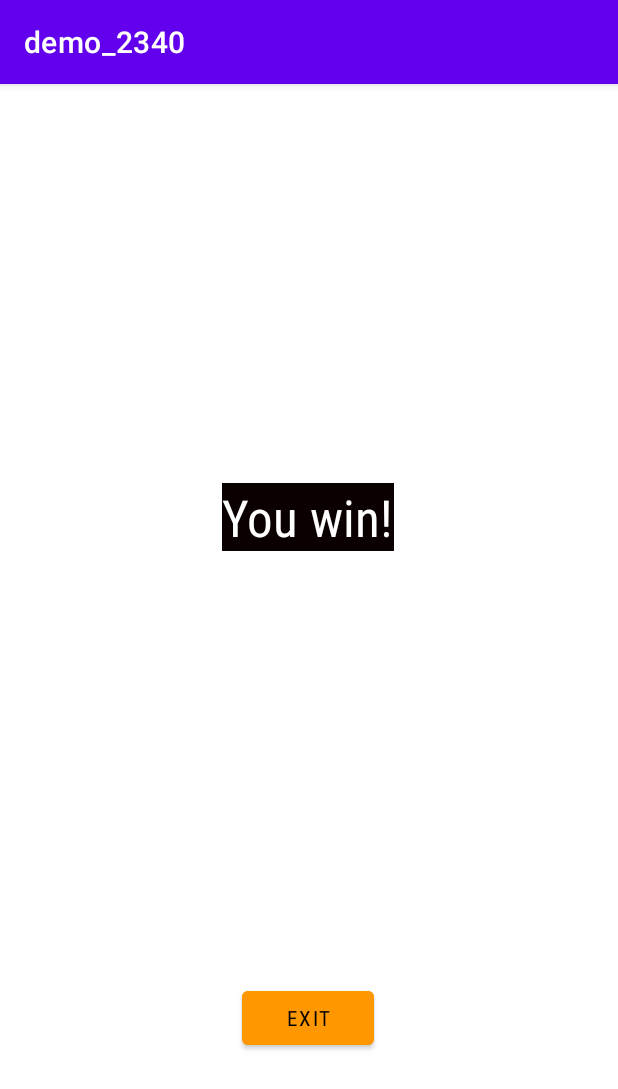
After one commit to CS-2340-Instructional-Team/android-lecture-activity, an Android app: the GameWinActivity screen opened directly, with no data from a screen before it, on a phone screen of 412 x 824 dp. The commit adds this screen. Shown: the top 1089 px of the screen. Run offline under Robolectric (Android 15) with nearby library versions, the phone set to English and light mode, and no system bars.

Commit message:
Basic win screen added

```diff
--- a/app/src/main/AndroidManifest.xml
+++ b/app/src/main/AndroidManifest.xml
@@ -20,6 +20,8 @@
         <activity
             android:name=".GameActivity"
             android:exported="false" />
+        <activity android:name=".GameWinActivity"
+            android:exported="false" />
 
     </application>
 
--- a/app/src/main/java/com/example/demo_2340/GameActivity.java
+++ b/app/src/main/java/com/example/demo_2340/GameActivity.java
@@ -1,6 +1,8 @@
 package com.example.demo_2340;
+import android.content.Intent;
 import android.graphics.RectF;
 import android.os.Bundle;
+import android.util.Log;
 import android.view.KeyEvent;
 import android.widget.RelativeLayout;
 import android.widget.TextView;
@@ -34,7 +36,6 @@ public class GameActivity extends AppCompatActivity {
     protected void onCreate(Bundle savedInstanceState) {
         super.onCreate(savedInstanceState);
         setContentView(R.layout.activity_game);
-
         gameLayout = findViewById(R.id.gameLayout);
         dotCountTextView = findViewById(R.id.dotCountTextView);
         screenWidth = getResources().getDisplayMetrics().widthPixels;
@@ -113,20 +114,16 @@ public class GameActivity extends AppCompatActivity {
         }
     }
 
+    // Maintains 20 dots on screen
     private void respawnDotsIfNeeded() {
-        int visibleDotCount = 0;
-        for (Dot dot : dots) {
-            if (dot.isVisible()) {
-                visibleDotCount++;
-            }
-        }
-
+        int visibleDotCount = dots.size();
         int dotsToRespawn = MAX_DOTS - visibleDotCount;
         for (int i = 0; i < dotsToRespawn; i++) {
             respawnDot();
         }
     }
 
+    // Recreates the dots. Respawn mechanic
     private void respawnDot() {
         float randomX = random.nextFloat() * screenWidth;
         float randomY = random.nextFloat() * screenHeight;
@@ -149,7 +146,12 @@ public class GameActivity extends AppCompatActivity {
                 gameLayout.removeView(dotViewMap.get(dot));
                 dots.remove(i);
                 dotCount++;
+
                 dotCountTextView.setText("Dots Collected: " + dotCount);
+                if (dotCount >= 100) { // 100 dots collected needed to win.
+                    Log.d("DOTS", "GAME WIN" + dotCount);
+                    launchGameWinActivity();
+                }
             } else if (dot.isExpired()) { // Checks if dots have run out of time.
                 dot.setInvisible();
                 gameLayout.removeView(dotViewMap.get(dot));
@@ -178,4 +180,11 @@ public class GameActivity extends AppCompatActivity {
 
         return playerRect.intersect(dotRect);
     }
+
+    // Changes game screen to GameWinActivity
+    private void launchGameWinActivity() {
+        Intent intent = new Intent(this, GameWinActivity.class);
+        startActivity(intent);
+        finish();
+    }
 }
--- /dev/null
+++ b/app/src/main/java/com/example/demo_2340/GameWinActivity.java
@@ -0,0 +1,27 @@
+package com.example.demo_2340;
+
+import android.content.Intent;
+import android.os.Bundle;
+import android.view.View;
+import android.widget.Button;
+import android.widget.TextView;
+
+import androidx.appcompat.app.AppCompatActivity;
+
+public class GameWinActivity extends AppCompatActivity {
+
+    @Override
+    protected void onCreate(Bundle savedInstanceState) {
+        super.onCreate(savedInstanceState);
+        setContentView(R.layout.activity_game_win);
+        Button exitBtn = findViewById(R.id.exit);
+
+    // Exits app on click
+        exitBtn.setOnClickListener(v -> {
+            Intent exit = new Intent(Intent.ACTION_MAIN);
+            exit.addCategory(Intent.CATEGORY_HOME);
+            exit.setFlags(Intent.FLAG_ACTIVITY_NEW_TASK);
+            startActivity(exit);
+        });
+    }
+}
--- a/app/src/main/java/com/example/demo_2340/MainActivity.java
+++ b/app/src/main/java/com/example/demo_2340/MainActivity.java
@@ -16,6 +16,7 @@ public class MainActivity extends AppCompatActivity {
         startBtn.setOnClickListener((view) -> {
             Intent game = new Intent(MainActivity.this, GameActivity.class);
             startActivity(game);
+            finish();
         });
     }
 }
--- /dev/null
+++ b/app/src/main/res/layout/activity_game_win.xml
@@ -0,0 +1,53 @@
+<?xml version="1.0" encoding="utf-8"?>
+<androidx.constraintlayout.widget.ConstraintLayout xmlns:android="http://schemas.android.com/apk/res/android"
+    xmlns:app="http://schemas.android.com/apk/res-auto"
+    xmlns:tools="http://schemas.android.com/tools"
+    android:layout_width="match_parent"
+    android:layout_height="match_parent"
+    tools:context=".GameWinActivity">
+
+    <View
+        android:id="@+id/view"
+        android:layout_width="wrap_content"
+        android:layout_height="wrap_content"
+        app:layout_constraintBottom_toBottomOf="parent"
+        app:layout_constraintEnd_toEndOf="parent"
+        app:layout_constraintHorizontal_bias="1.0"
+        app:layout_constraintStart_toStartOf="parent"
+        app:layout_constraintTop_toTopOf="parent"
+        app:layout_constraintVertical_bias="0.0" />
+
+    <Button
+        android:id="@+id/exit"
+        android:layout_width="wrap_content"
+        android:layout_height="wrap_content"
+        android:layout_marginStart="24dp"
+        android:backgroundTint="#FE9700"
+        android:fontFamily="sans-serif-condensed"
+        android:text="Exit"
+        android:textColor="#000000"
+        app:layout_constraintBottom_toBottomOf="@+id/view"
+        app:layout_constraintEnd_toEndOf="parent"
+        app:layout_constraintHorizontal_bias="0.458"
+        app:layout_constraintStart_toStartOf="@+id/view"
+        app:layout_constraintTop_toBottomOf="@+id/gameWinTV"
+        app:layout_constraintVertical_bias="0.703" />
+
+    <TextView
+        android:id="@+id/gameWinTV"
+        android:layout_width="wrap_content"
+        android:layout_height="wrap_content"
+        android:background="#0B0000"
+        android:fontFamily="sans-serif-condensed"
+        android:text="You win!"
+        android:textColor="#FFFFFF"
+        android:textSize="34sp"
+        app:layout_constraintBottom_toBottomOf="parent"
+        app:layout_constraintEnd_toEndOf="parent"
+        app:layout_constraintHorizontal_bias="0.497"
+        app:layout_constraintStart_toStartOf="parent"
+        app:layout_constraintTop_toTopOf="@+id/view"
+        app:layout_constraintVertical_bias="0.368" />
+
+
+</androidx.constraintlayout.widget.ConstraintLayout>
```
